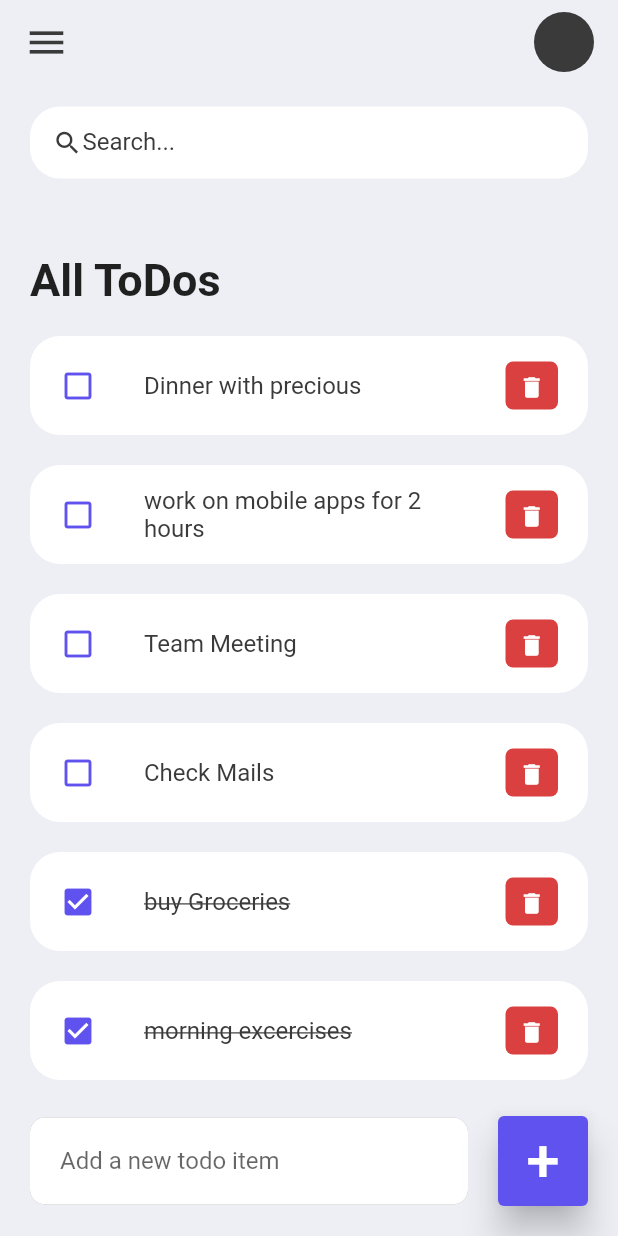
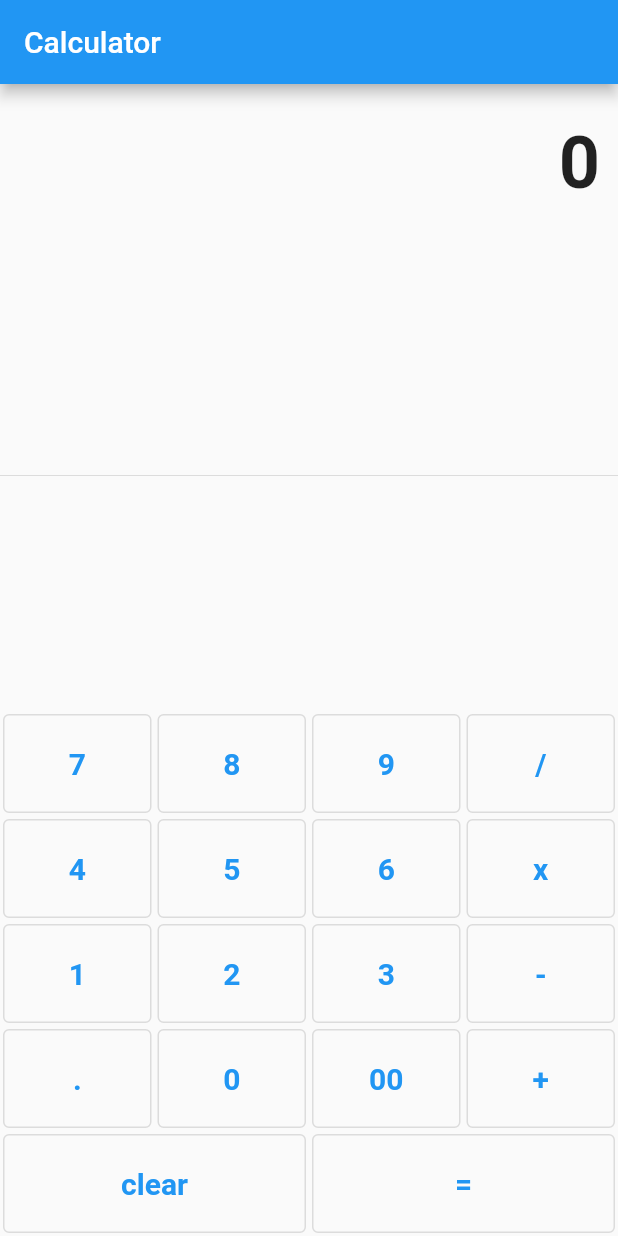
Before and after one commit to hello-favour/flutter-todo-app, a Flutter app: the screen it shows after launch, on a phone screen of 412 x 824 dp. Run offline on Flutter 3.47's test engine with Material 2 defaults, Android fonts, the phone set to English and light mode, and no system bars.

Commit message:
build calculator in same file

```diff
--- a/lib/main.dart
+++ b/lib/main.dart
@@ -1,6 +1,4 @@
 import 'package:flutter/material.dart';
-import 'package:flutter/services.dart';
-import 'package:flutter_todo_app/screens/home.dart';
 
 void main() {
   runApp(const MyApp());
@@ -12,12 +10,120 @@ class MyApp extends StatelessWidget {
   // This widget is the root of your application.
   @override
   Widget build(BuildContext context) {
-    SystemChrome.setSystemUIOverlayStyle(
-        SystemUiOverlayStyle(statusBarColor: Colors.transparent));
+    // SystemChrome.setSystemUIOverlayStyle(
+    //     SystemUiOverlayStyle(statusBarColor: Colors.transparent));
     return MaterialApp(
       debugShowCheckedModeBanner: false,
       title: 'Todo App',
-      home: Home(),
+      theme: ThemeData(primaryColor: Colors.blue),
+      home: const MyHomePage(title: "Calculator"),
     );
   }
 }
+
+buttonPressed() {}
+
+Widget buildButton(String buttonText) {
+  return Expanded(
+    child: SizedBox(
+      height: 70.0,
+      child: Padding(
+        padding: const EdgeInsets.all(2.0),
+        child: OutlinedButton(
+          onPressed: () {
+            buttonPressed();
+          },
+          child: Text(
+            buttonText,
+            style: const TextStyle(
+              fontWeight: FontWeight.bold,
+              fontSize: 20.0,
+            ),
+          ),
+        ),
+      ),
+    ),
+  );
+}
+
+class MyHomePage extends StatefulWidget {
+  final String title;
+  const MyHomePage({super.key, required this.title});
+
+  @override
+  State<MyHomePage> createState() => _MyHomePageState();
+}
+
+class _MyHomePageState extends State<MyHomePage> {
+  @override
+  Widget build(BuildContext context) {
+    return Scaffold(
+      appBar: AppBar(
+        title: Text(widget.title),
+      ),
+      body: Container(
+        child: Column(
+          children: [
+            Container(
+              alignment: Alignment.centerRight,
+              padding:
+                  const EdgeInsets.symmetric(vertical: 24.0, horizontal: 12.0),
+              child: const Text(
+                "0",
+                style: TextStyle(
+                  fontSize: 48,
+                  fontWeight: FontWeight.bold,
+                ),
+              ),
+            ),
+            const Expanded(
+              child: Divider(),
+            ),
+            Column(
+              children: [
+                Row(
+                  children: [
+                    buildButton("7"),
+                    buildButton("8"),
+                    buildButton("9"),
+                    buildButton("/"),
+                  ],
+                ),
+                Row(
+                  children: [
+                    buildButton("4"),
+                    buildButton("5"),
+                    buildButton("6"),
+                    buildButton("x"),
+                  ],
+                ),
+                Row(
+                  children: [
+                    buildButton("1"),
+                    buildButton("2"),
+                    buildButton("3"),
+                    buildButton("-"),
+                  ],
+                ),
+                Row(
+                  children: [
+                    buildButton("."),
+                    buildButton("0"),
+                    buildButton("00"),
+                    buildButton("+"),
+                  ],
+                ),
+                Row(
+                  children: [
+                    buildButton("clear"),
+                    buildButton("="),
+                  ],
+                ),
+              ],
+            ),
+          ],
+        ),
+      ),
+    );
+  }
+}
```
